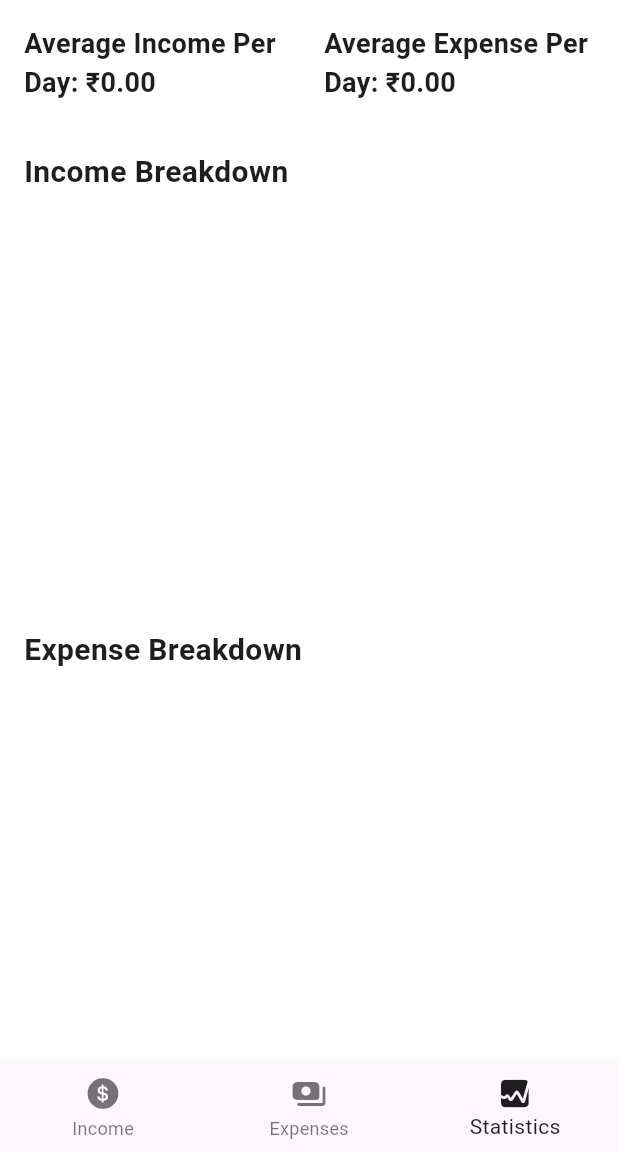
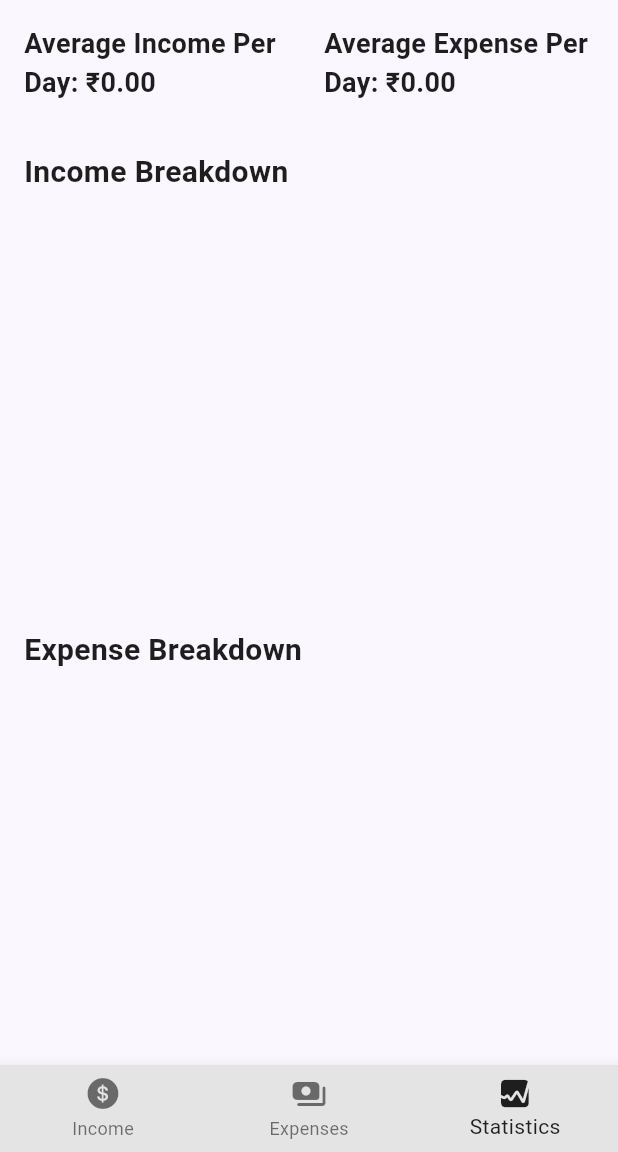
Before and after one commit to shafinmurani/pennywise, a Flutter app: the screen it shows once a user with an empty profile is signed in, item 3 of the bottom bar chosen, on a phone screen of 412 x 824 dp, the part 84-1236 px from its top. Run offline on Flutter 3.47's test engine with Material 3 defaults, Android fonts, the phone set to English and light mode, and no system bars; drawn by our look-alikes of fl_chart; our stand-ins replace cloud_firestore, dropdown_button2, firebase_auth, firebase_core, gap, go_router and 4 more; accounts and stored records are empty.

Commit message:
Fixed UI/UX

```diff
--- a/lib/components/drawer.dart
+++ b/lib/components/drawer.dart
@@ -14,9 +14,14 @@ class _DrawerComponentState extends State<DrawerComponent> {
   @override
   Widget build(BuildContext context) {
     return Drawer(
+      backgroundColor: const Color(0xfffaf7ff),
       child: Column(
         children: [
           UserAccountsDrawerHeader(
+              currentAccountPicture: CircleAvatar(
+                backgroundImage: NetworkImage(
+                    "${FirebaseAuth.instance.currentUser?.photoURL}"),
+              ),
               decoration: const BoxDecoration(
                 color: Color(0xffe4e4e4),
               ),
--- a/lib/pages/expenses.dart
+++ b/lib/pages/expenses.dart
@@ -322,7 +322,6 @@ class _ExpensesState extends State<Expenses> {
       },
       child: Scaffold(
         appBar: AppBar(
-          backgroundColor: const Color.fromRGBO(255, 255, 255, 1),
           title: Row(
             mainAxisAlignment: MainAxisAlignment.spaceBetween,
             children: [
--- a/lib/pages/home.dart
+++ b/lib/pages/home.dart
@@ -35,7 +35,7 @@ class _HomeState extends State<Home> {
         title: const Text("XerØ"),
       ),
       bottomNavigationBar: BottomNavigationBar(
-        backgroundColor: Theme.of(context).colorScheme.surface,
+        backgroundColor: const Color(0xffe4e4e4),
         items: const <BottomNavigationBarItem>[
           BottomNavigationBarItem(
             icon: Icon(CupertinoIcons.money_dollar_circle_fill),
--- a/lib/pages/income.dart
+++ b/lib/pages/income.dart
@@ -321,7 +321,6 @@ class _IncomeState extends State<Income> {
       },
       child: Scaffold(
         appBar: AppBar(
-          backgroundColor: const Color.fromRGBO(255, 255, 255, 1),
           title: Row(
             mainAxisAlignment: MainAxisAlignment.spaceBetween,
             children: [
--- a/lib/theme/theme.dart
+++ b/lib/theme/theme.dart
@@ -1,8 +1,12 @@
-import 'package:flutter/cupertino.dart';
 import 'package:flutter/material.dart';
 
 ThemeData theme = ThemeData(
-    scaffoldBackgroundColor: CupertinoColors.white,
-    primaryColor: const Color(0x001b1b1b),
-    textTheme:
-        const TextTheme(bodyMedium: TextStyle(color: Color(0xff1e1e1e))));
+  scaffoldBackgroundColor: const Color(0xfffaf7ff),
+  appBarTheme: const AppBarTheme(backgroundColor: Color(0xfffaf7ff)),
+  primaryColor: const Color(0x001b1b1b),
+  textTheme: const TextTheme(
+    bodyMedium: TextStyle(
+      color: Color(0xff1e1e1e),
+    ),
+  ),
+);
```
